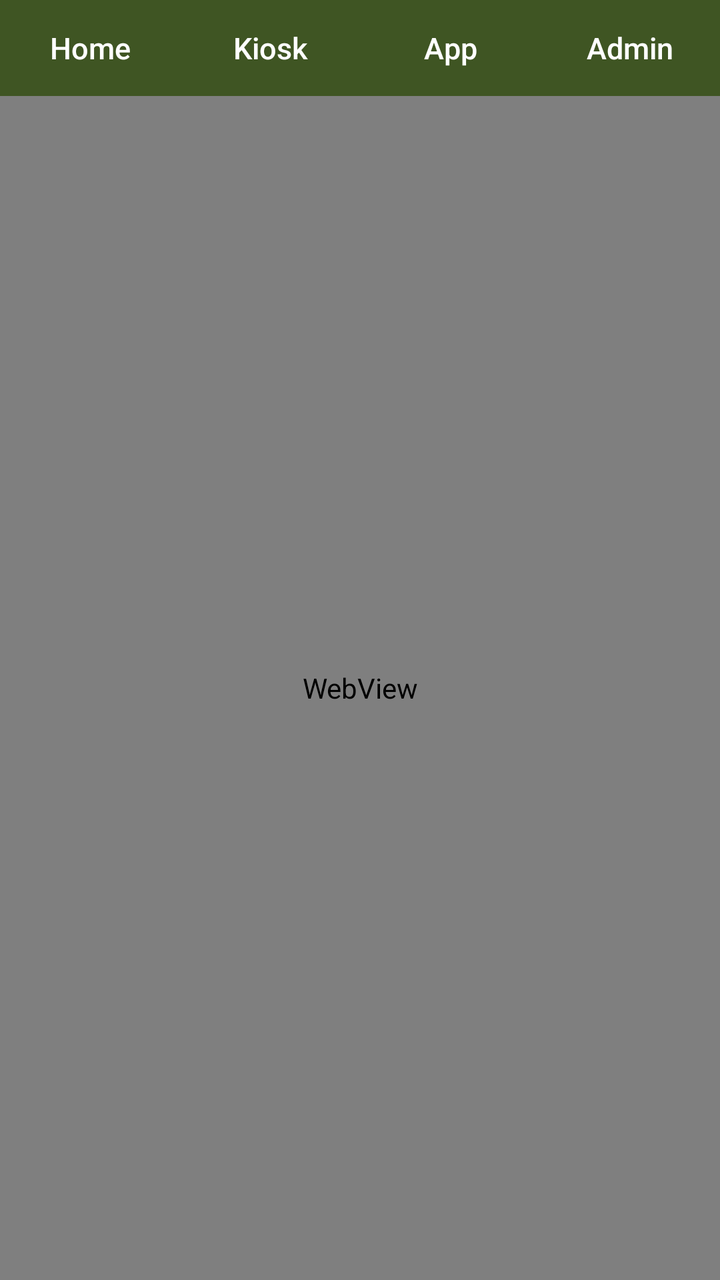
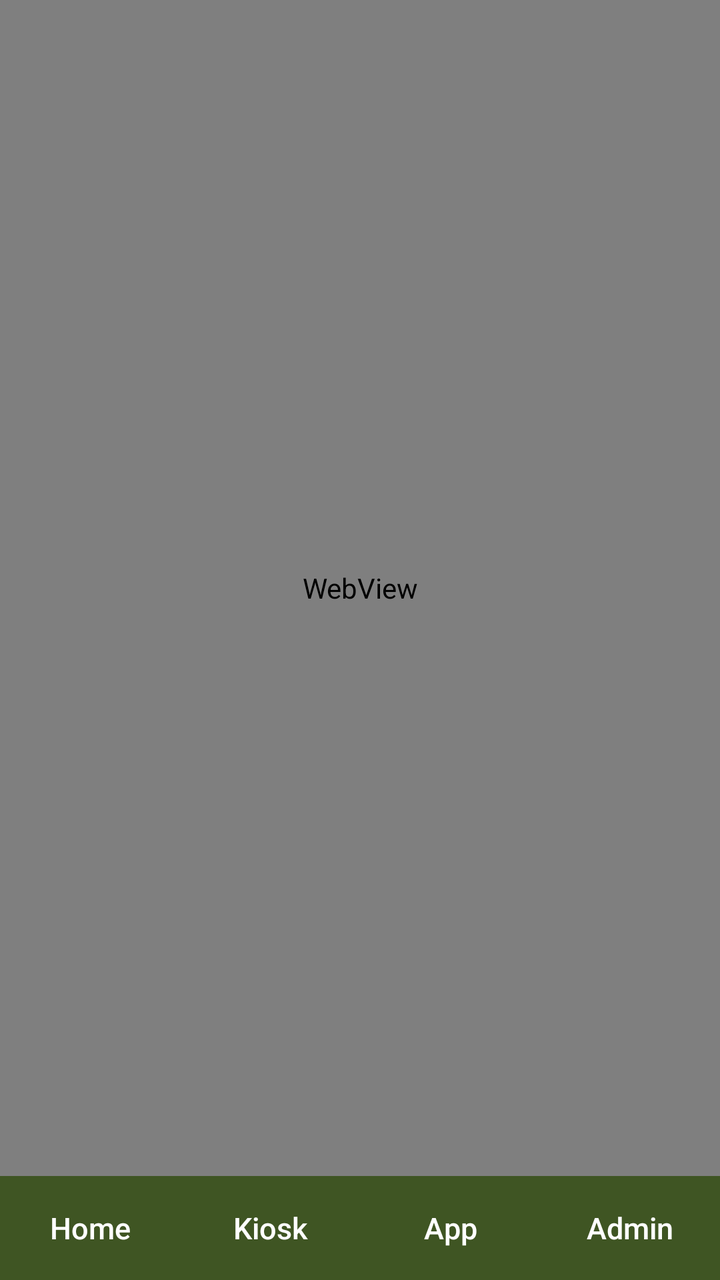

The first picture is an Android layout as it rendered before a commit; the second is the same layout after the commit. The layout source and the unified diff follow.
<!-- AndroidManifest.xml: application theme AppTheme -->
<!-- res/layout/activity_main.xml -->
<?xml version="1.0" encoding="utf-8"?>
<LinearLayout xmlns:android="http://schemas.android.com/apk/res/android"
    android:id="@+id/root"
    android:layout_width="match_parent"
    android:layout_height="match_parent"
    android:orientation="vertical"
    android:background="#3F5523">

    
    <LinearLayout
        android:layout_width="match_parent"
        android:layout_height="48dp"
        android:orientation="horizontal"
        android:background="#3F5523">

        <Button
            android:id="@+id/tabHome"
            style="@style/TabButton"
            android:text="Home" />

        <Button
            android:id="@+id/tabKiosk"
            style="@style/TabButton"
            android:text="Kiosk" />

        <Button
            android:id="@+id/tabApp"
            style="@style/TabButton"
            android:text="App" />

        <Button
            android:id="@+id/tabAdmin"
            style="@style/TabButton"
            android:text="Admin" />
    </LinearLayout>

    
    <FrameLayout
        android:layout_width="match_parent"
        android:layout_height="0dp"
        android:layout_weight="1"
        android:background="@android:color/white">

        <WebView
            android:id="@+id/homeView"
            android:layout_width="match_parent"
            android:layout_height="match_parent" />

        <WebView
            android:id="@+id/kioskView"
            android:layout_width="match_parent"
            android:layout_height="match_parent"
            android:visibility="gone" />

        <WebView
            android:id="@+id/appView"
            android:layout_width="match_parent"
            android:layout_height="match_parent"
            android:visibility="gone" />

        <WebView
            android:id="@+id/adminView"
            android:layout_width="match_parent"
            android:layout_height="match_parent"
            android:visibility="gone" />
    </FrameLayout>
</LinearLayout>
<!-- resources referenced by this layout -->
<resources>
  <style name="TabButton">
          <item name="android:layout_width">0dp</item>
          <item name="android:layout_height">match_parent</item>
          <item name="android:layout_weight">1</item>
          <item name="android:background">@android:color/transparent</item>
          <item name="android:textColor">#FFFFFF</item>
          <item name="android:textAllCaps">false</item>
          <item name="android:textSize">15sp</item>
      </style>
  <style name="AppTheme" parent="android:Theme.Material.Light.NoActionBar">
          <item name="android:colorPrimary">#3F5523</item>
          <item name="android:colorPrimaryDark">#3F5523</item>
          <item name="android:colorAccent">#3FADED</item>
          <item name="android:statusBarColor">#3F5523</item>
          <item name="android:windowBackground">@android:color/white</item>
      </style>
</resources>

<!-- the commit's change to res/layout/activity_main.xml (unified diff, before → after) -->
@@ -5,34 +5,6 @@
     android:layout_height="match_parent"
     android:orientation="vertical"
     android:background="#3F5523">
-
-    
-    <LinearLayout
-        android:layout_width="match_parent"
-        android:layout_height="48dp"
-        android:orientation="horizontal"
-        android:background="#3F5523">
-
-        <Button
-            android:id="@+id/tabHome"
-            style="@style/TabButton"
-            android:text="Home" />
-
-        <Button
-            android:id="@+id/tabKiosk"
-            style="@style/TabButton"
-            android:text="Kiosk" />
-
-        <Button
-            android:id="@+id/tabApp"
-            style="@style/TabButton"
-            android:text="App" />
-
-        <Button
-            android:id="@+id/tabAdmin"
-            style="@style/TabButton"
-            android:text="Admin" />
-    </LinearLayout>
 
     
     <FrameLayout
@@ -64,4 +36,32 @@
             android:layout_height="match_parent"
             android:visibility="gone" />
     </FrameLayout>
+
+    
+    <LinearLayout
+        android:layout_width="match_parent"
+        android:layout_height="52dp"
+        android:orientation="horizontal"
+        android:background="#3F5523">
+
+        <Button
+            android:id="@+id/tabHome"
+            style="@style/TabButton"
+            android:text="Home" />
+
+        <Button
+            android:id="@+id/tabKiosk"
+            style="@style/TabButton"
+            android:text="Kiosk" />
+
+        <Button
+            android:id="@+id/tabApp"
+            style="@style/TabButton"
+            android:text="App" />
+
+        <Button
+            android:id="@+id/tabAdmin"
+            style="@style/TabButton"
+            android:text="Admin" />
+    </LinearLayout>
 </LinearLayout>
